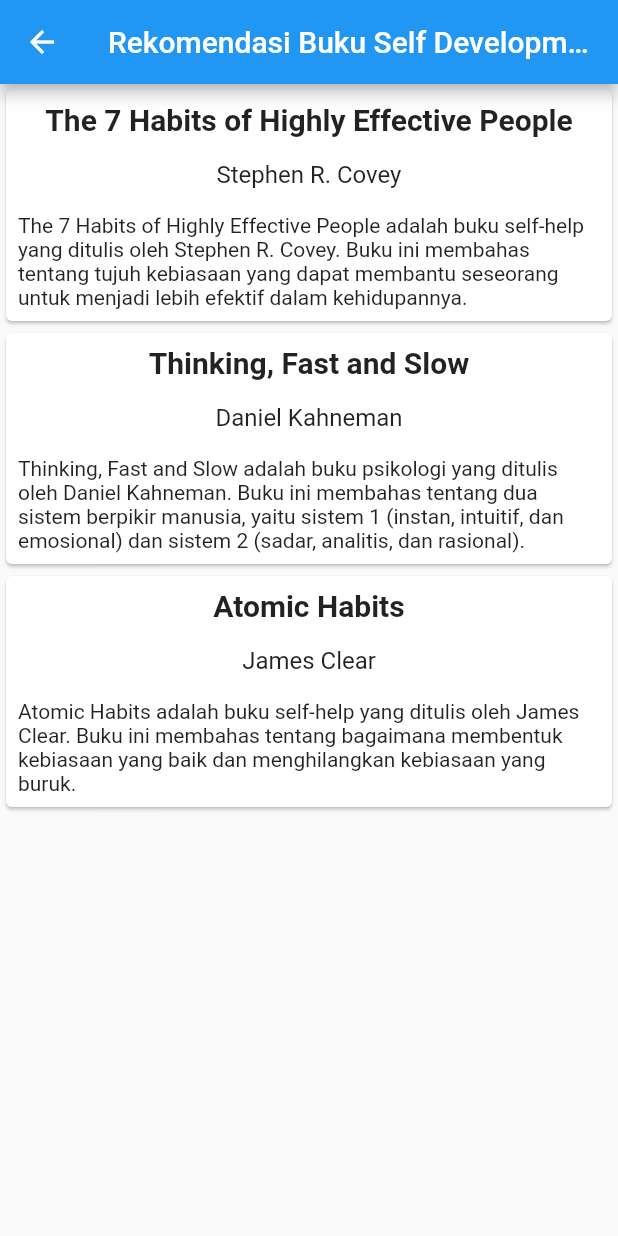
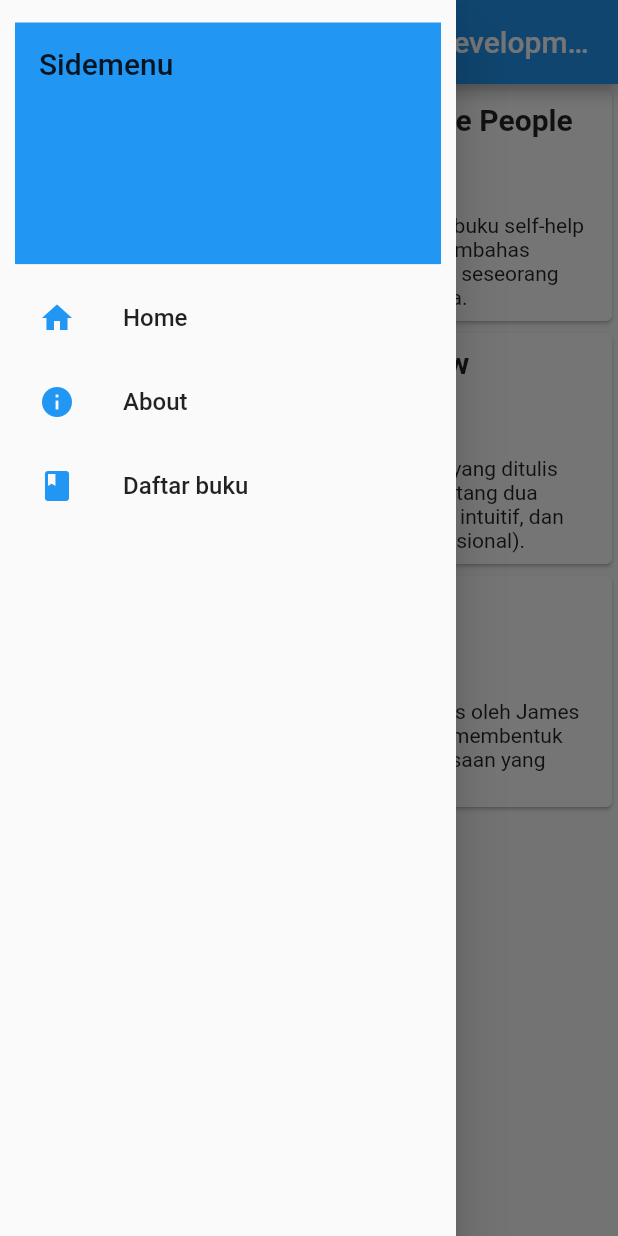
Before and after one commit to rizkythahatmaputri/tugas_3, a Flutter app: the BukuPage screen opened directly, with the side drawer open (before the commit the screen has no drawer), on a phone screen of 412 x 824 dp. Run offline on Flutter 3.47's test engine with Material 2 defaults, Android fonts, the phone set to English and light mode, and no system bars; our stand-ins replace shared_preferences; accounts and stored records are empty.

Commit message:
add drawer

```diff
--- a/lib/buku_page.dart
+++ b/lib/buku_page.dart
@@ -126,6 +126,7 @@ class BukuPage extends StatelessWidget {
 ),
         ],
       ),
+      drawer: const Sidemenu(),
     );
   }
 }
```
